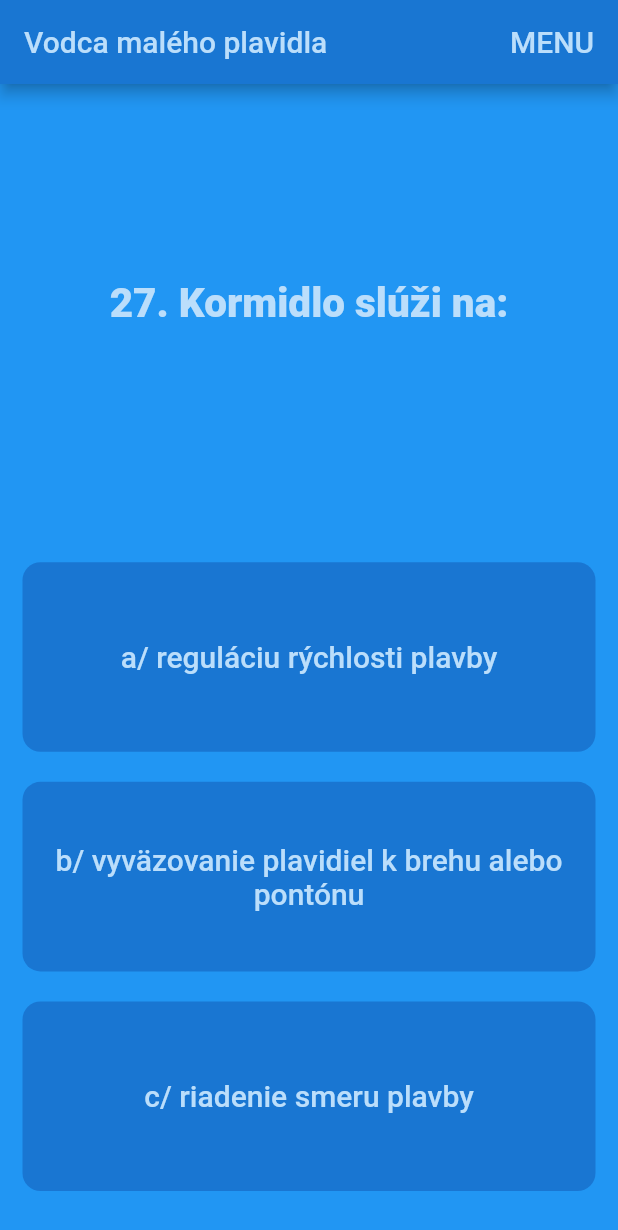
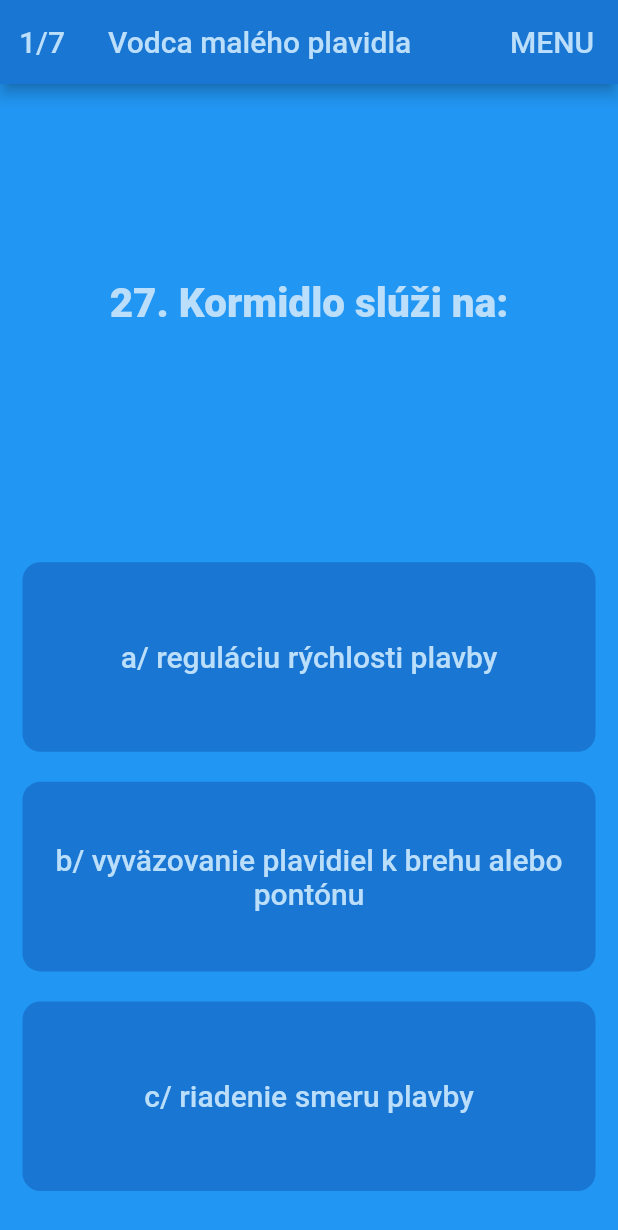
Before and after one commit to ShortyLago/vmp, a Flutter app: the screen it shows after launch, after a tap on "Vodca malého plavidla kategórie B", on a phone screen of 412 x 824 dp. Shown: the top 1230 px of the screen. Run offline on Flutter 3.47's test engine with Material 2 defaults, Android fonts, the phone set to English and light mode, and no system bars; drawn by our look-alikes of auto_size_text; our stand-ins replace rflutter_alert.

```diff
--- a/lib/components/buttons.dart
+++ b/lib/components/buttons.dart
@@ -23,12 +23,12 @@ class MainButton extends StatelessWidget {
         child: Center(
           child: AutoSizeText(
             buttonTitle,
-            style: kQuestionTextButton,
+            style: kOptionTextButton,
             maxLines: 1,
           ),
         ),
         margin: EdgeInsets.all(10.0),
-        padding: EdgeInsets.all(20.0),
+        padding: EdgeInsets.all(10.0),
         width: double.infinity,
         height: kBottomContainerHeight,
         decoration: BoxDecoration(
--- a/lib/constants.dart
+++ b/lib/constants.dart
@@ -17,7 +17,7 @@ const kBackgroundColour = Color(0xFF2196F3);
 
 const kAlertTextButton = TextStyle(
   color: kTextColour,
-  fontSize: 20,
+  fontSize: 20.0,
   height: 1,
 );
 
--- a/lib/questions/generator.dart
+++ b/lib/questions/generator.dart
@@ -108,6 +108,22 @@ class Generator {
     }
   }
 
+  String questionPossition() {
+    return (_questionNumber + 1).toString() +
+        '/' +
+        (_questionBank.length).toString();
+  }
+
+  int resultPosition() {
+    if (_questionNumber == 0) {
+      return 0;
+    } else if (_questionNumber == _questionBank.length - 1) {
+      return 1;
+    } else {
+      return 2;
+    }
+  }
+
   int getAttempt() {
     return _answers[_questionNumber];
   }
--- a/lib/screens/home_page.dart
+++ b/lib/screens/home_page.dart
@@ -19,7 +19,7 @@ class _HomePageState extends State<HomePage> {
       appBar: AppBar(
         // automaticallyImplyLeading: false,
         title: AutoSizeText(
-          'Vodca Malého Plavidla',
+          'Vodca malého plavidla',
           style: kOptionTextButton,
           maxLines: 1,
         ),
@@ -27,14 +27,17 @@ class _HomePageState extends State<HomePage> {
       body: Column(
         mainAxisAlignment: MainAxisAlignment.center,
         children: [
-          Container(
-            alignment: Alignment.center,
-            height: 300.0,
-            child: AutoSizeText(
-              'Vyberte kategóriu testu:',
-              style: kQuestionTextButton,
-              maxLines: 1,
-              // textAlign: TextAlign.center,
+          Expanded(
+            flex: 3,
+            // alignment: Alignment.center,
+            // height: 300.0,
+            child: Center(
+              child: AutoSizeText(
+                'Vyberte kategóriu testu:',
+                style: kQuestionTextButton,
+                maxLines: 1,
+                // textAlign: TextAlign.center,
+              ),
             ),
           ),
           Expanded(
--- a/lib/screens/quiz_page.dart
+++ b/lib/screens/quiz_page.dart
@@ -21,12 +21,9 @@ class QuizPage extends StatefulWidget {
 
 class _QuizPageState extends State<QuizPage> {
   Generator generator;
-  // Generator generator;
   List<Question> questions;
 
   _QuizPageState({@required this.generator}) {
-    // generator = Generator(quizType: quizType);
-    // questions = generator.questionBank;
     generator = this.generator;
   }
 
@@ -111,6 +108,12 @@ class _QuizPageState extends State<QuizPage> {
           'Vodca malého plavidla',
           style: kOptionTextButton,
           maxLines: 1,
+        ),
+        leading: Center(
+          child: Text(
+            generator.questionPossition(),
+            style: kOptionTextButton,
+          ),
         ),
         automaticallyImplyLeading: false,
         actions: [
```
Also changed, not shown: lib/screens/results_page.dart (+42 -32 lines), 47 other files.
